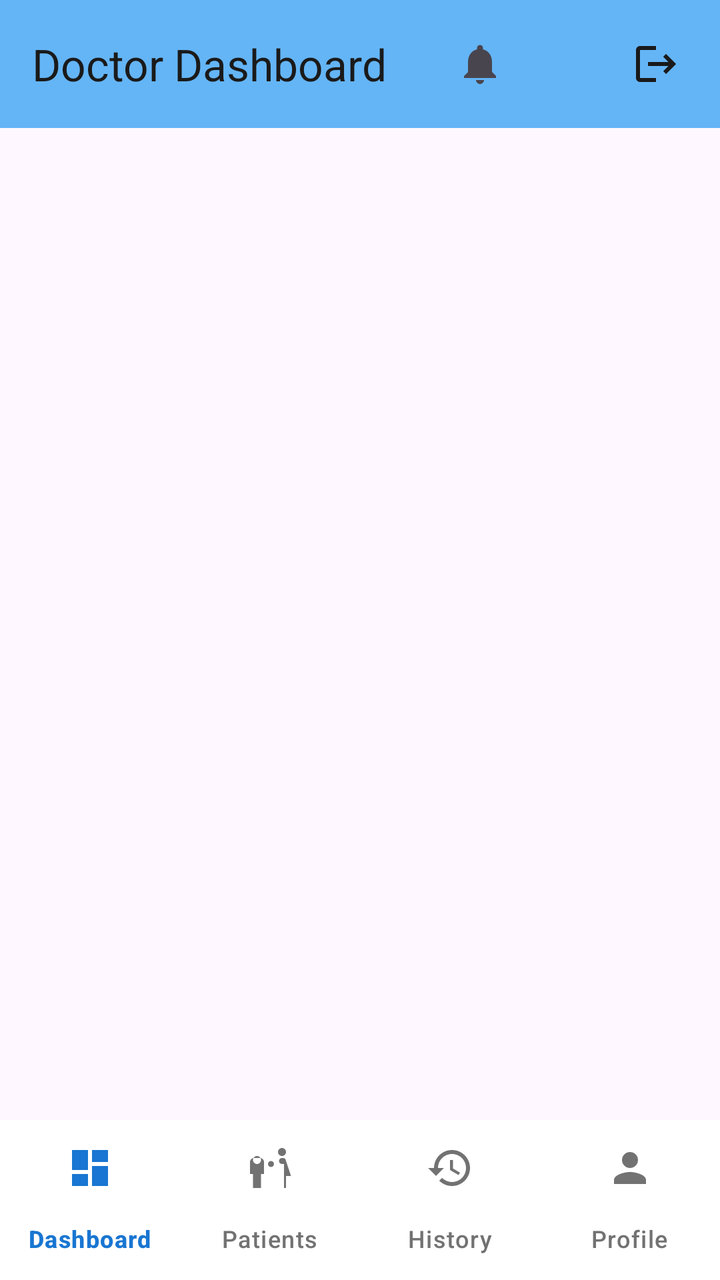
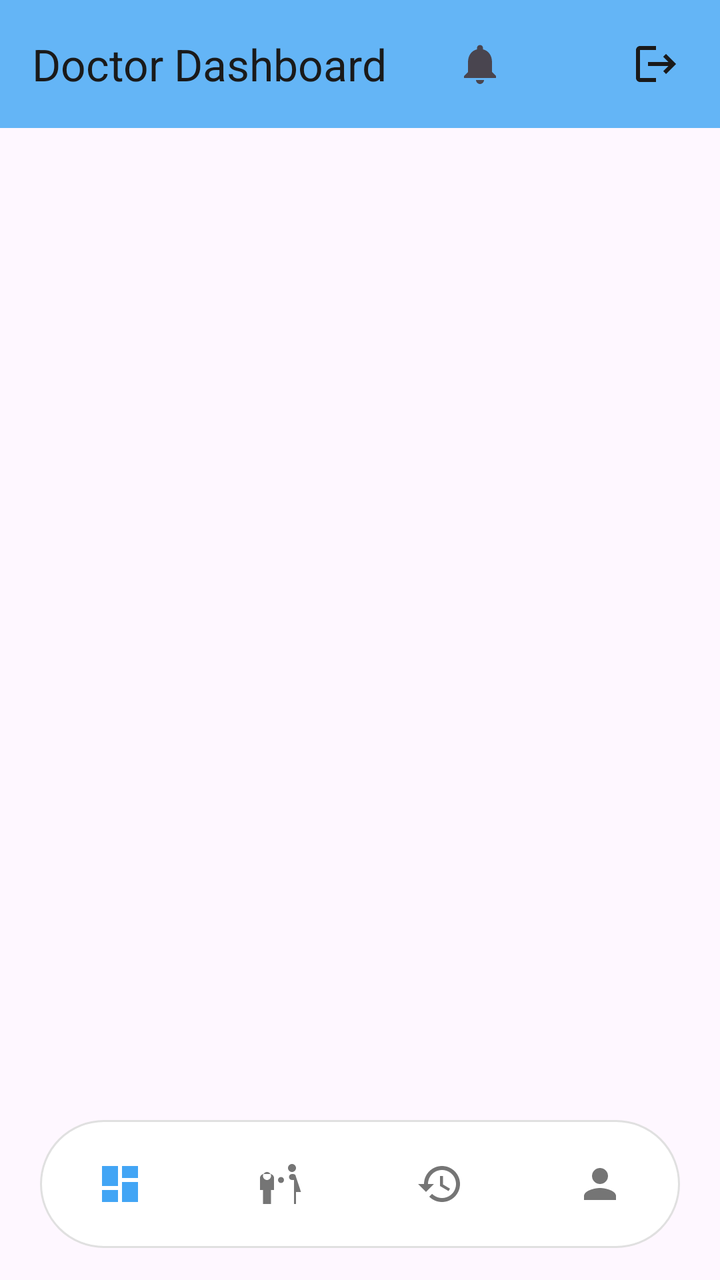

Screens rendered from an Android XML layout before and after an edit, with the pre-edit source and the edit as a unified diff.
<!-- AndroidManifest.xml: activity theme Theme.H_CAS.NoActionBar -->
<!-- res/layout/activity_doctor_dashboard.xml -->
<?xml version="1.0" encoding="utf-8"?>
<androidx.constraintlayout.widget.ConstraintLayout xmlns:android="http://schemas.android.com/apk/res/android"
    xmlns:app="http://schemas.android.com/apk/res-auto"
    xmlns:tools="http://schemas.android.com/tools"
    android:id="@+id/doctorMainLayout"
    android:layout_width="match_parent"
    android:layout_height="match_parent"
    android:fitsSystemWindows="true"
    tools:context=".DoctorDashboardActivity">

    
    <com.google.android.material.appbar.MaterialToolbar
        android:id="@+id/toolbar"
        android:layout_width="match_parent"
        android:layout_height="?attr/actionBarSize"
        android:background="@color/doctor_navy"
        android:elevation="4dp"
        app:layout_constraintTop_toTopOf="parent"
        app:title="Doctor Dashboard"
        app:titleTextColor="#1A1A1A">
        
        
        <ImageView
            android:id="@+id/logoutButton"
            android:layout_width="32dp"
            android:layout_height="32dp"
            android:layout_gravity="end"
            android:layout_marginEnd="16dp"
            android:background="?attr/selectableItemBackgroundBorderless"
            android:clickable="true"
            android:focusable="true"
            android:padding="4dp"
            android:src="@drawable/ic_logout"
            android:contentDescription="Logout"
            android:scaleType="fitCenter"
            android:tint="#1A1A1A" />
        
        
        <FrameLayout
            android:layout_width="wrap_content"
            android:layout_height="wrap_content"
            android:layout_gravity="end"
            android:layout_marginEnd="56dp">
            
            <ImageView
                android:id="@+id/notificationButton"
                android:layout_width="32dp"
                android:layout_height="32dp"
                android:background="?attr/selectableItemBackgroundBorderless"
                android:clickable="true"
                android:focusable="true"
                android:padding="4dp"
                android:src="@drawable/ic_notification"
                android:contentDescription="Notifications"
                android:scaleType="fitCenter" />
            
            
            <TextView
                android:id="@+id/notificationBadge"
                android:layout_width="18dp"
                android:layout_height="18dp"
                android:layout_gravity="top|end"
                android:layout_marginTop="2dp"
                android:layout_marginEnd="2dp"
                android:background="@drawable/badge_background"
                android:gravity="center"
                android:text="0"
                android:textColor="@android:color/white"
                android:textSize="10sp"
                android:textStyle="bold"
                android:visibility="gone" />
        </FrameLayout>
        
    </com.google.android.material.appbar.MaterialToolbar>

    
    <FrameLayout
        android:id="@+id/fragmentContainer"
        android:layout_width="match_parent"
        android:layout_height="0dp"
        app:layout_constraintTop_toBottomOf="@id/toolbar"
        app:layout_constraintBottom_toTopOf="@id/bottomNavigationView"
        app:layout_constraintStart_toStartOf="parent"
        app:layout_constraintEnd_toEndOf="parent" />

    
    <com.google.android.material.bottomnavigation.BottomNavigationView
        android:id="@+id/bottomNavigationView"
        android:layout_width="match_parent"
        android:layout_height="wrap_content"
        android:background="@color/white"
        android:elevation="8dp"
        app:itemIconTint="@color/bottom_nav_item_color"
        app:itemTextColor="@color/bottom_nav_item_color"
        app:labelVisibilityMode="labeled"
        app:menu="@menu/bottom_nav_doctor"
        app:layout_constraintBottom_toBottomOf="parent"
        app:layout_constraintStart_toStartOf="parent"
        app:layout_constraintEnd_toEndOf="parent" />

</androidx.constraintlayout.widget.ConstraintLayout>
<!-- resources referenced by this layout -->
<resources>
  <color name="doctor_navy">#64B5F6</color>
  <color name="white">#FFFFFFFF</color>
  <!-- drawable badge_background (drawable) -->
  <?xml version="1.0" encoding="utf-8"?>
  <shape xmlns:android="http://schemas.android.com/apk/res/android"
      android:shape="oval">
      <solid android:color="#FF0000" />
      <size
          android:width="18dp"
          android:height="18dp" />
  </shape>
  <!-- drawable ic_logout (drawable) -->
  <vector xmlns:android="http://schemas.android.com/apk/res/android"
      android:width="24dp"
      android:height="24dp"
      android:viewportWidth="24"
      android:viewportHeight="24"
      android:tint="@color/nav_item_color">
    <path
        android:fillColor="@android:color/white"
        android:pathData="M17,7l-1.41,1.41L18.17,11H8v2h10.17l-2.58,2.58L17,17l5,-5zM4,5h8V3H4C2.9,3 2,3.9 2,5v14c0,1.1 0.9,2 2,2h8v-2H4V5z"/>
  </vector>
  <!-- drawable ic_notification (drawable) -->
  <vector xmlns:android="http://schemas.android.com/apk/res/android"
      android:width="24dp"
      android:height="24dp"
      android:viewportWidth="24"
      android:viewportHeight="24"
      android:tint="?attr/colorControlNormal">
      <path
          android:fillColor="@android:color/white"
          android:pathData="M12,22c1.1,0 2,-0.9 2,-2h-4c0,1.1 0.89,2 2,2zM18,16v-5c0,-3.07 -1.64,-5.64 -4.5,-6.32V4c0,-0.83 -0.67,-1.5 -1.5,-1.5s-1.5,0.67 -1.5,1.5v0.68C7.63,5.36 6,7.92 6,11v5l-2,2v1h16v-1l-2,-2z"/>
  </vector>
  <style name="Theme.H_CAS.NoActionBar" parent="Theme.Material3.DayNight.NoActionBar">
          <item name="colorPrimary">@color/primary_blue</item>
          <item name="colorPrimaryDark">@color/primary_blue_dark</item>
          <item name="colorAccent">@color/accent_blue</item>
          <item name="android:statusBarColor">@color/white</item>
          <item name="android:windowLightStatusBar">true</item>
      </style>
  <color name="nav_item_color">#727272</color>
  <color name="primary_blue">#1976D2</color>
  <color name="primary_blue_dark">#1565C0</color>
  <color name="accent_blue">#2196F3</color>
</resources>

<!-- the commit's change to res/layout/activity_doctor_dashboard.xml (unified diff, before → after) -->
@@ -87,12 +87,19 @@
     <com.google.android.material.bottomnavigation.BottomNavigationView
         android:id="@+id/bottomNavigationView"
         android:layout_width="match_parent"
-        android:layout_height="wrap_content"
-        android:background="@color/white"
+        android:layout_height="64dp"
+        android:layout_marginStart="20dp"
+        android:layout_marginEnd="20dp"
+        android:layout_marginBottom="16dp"
+        android:background="@drawable/admin_nav_background"
         android:elevation="8dp"
-        app:itemIconTint="@color/bottom_nav_item_color"
-        app:itemTextColor="@color/bottom_nav_item_color"
-        app:labelVisibilityMode="labeled"
+        android:clipChildren="false"
+        android:clipToPadding="false"
+        app:itemIconTint="@color/doctor_nav_item_color"
+        app:itemIconSize="24dp"
+        app:itemRippleColor="#3342A5F5"
+        app:itemActiveIndicatorStyle="@style/DoctorNavActiveIndicator"
+        app:labelVisibilityMode="unlabeled"
         app:menu="@menu/bottom_nav_doctor"
         app:layout_constraintBottom_toBottomOf="parent"
         app:layout_constraintStart_toStartOf="parent"
<!-- resource entries referenced after the edit -->
@@ -1,6 +1,23 @@
 <!-- resources referenced by this layout -->
 <resources>
   <color name="doctor_navy">#64B5F6</color>
+  <!-- drawable admin_nav_background (drawable) -->
+  <?xml version="1.0" encoding="utf-8"?>
+  <shape xmlns:android="http://schemas.android.com/apk/res/android"
+      android:shape="rectangle">
+      
+      
+      <solid android:color="#FFFFFF" />
+      
+      
+      <corners android:radius="35dp" />
+      
+      
+      <stroke
+          android:width="1dp"
+          android:color="#E0E0E0" />
+          
+  </shape>
   <color name="white">#FFFFFFFF</color>
   <!-- drawable badge_background (drawable) -->
   <?xml version="1.0" encoding="utf-8"?>
@@ -33,6 +50,12 @@
           android:fillColor="@android:color/white"
           android:pathData="M12,22c1.1,0 2,-0.9 2,-2h-4c0,1.1 0.89,2 2,2zM18,16v-5c0,-3.07 -1.64,-5.64 -4.5,-6.32V4c0,-0.83 -0.67,-1.5 -1.5,-1.5s-1.5,0.67 -1.5,1.5v0.68C7.63,5.36 6,7.92 6,11v5l-2,2v1h16v-1l-2,-2z"/>
   </vector>
+  <style name="DoctorNavActiveIndicator" parent="Widget.Material3.BottomNavigationView.ActiveIndicator">
+          <item name="android:width">48dp</item>
+          <item name="android:height">36dp</item>
+          <item name="android:color">#E3F2FD</item>
+          <item name="shapeAppearance">@style/NavIndicatorShape</item>
+      </style>
   <style name="Theme.H_CAS.NoActionBar" parent="Theme.Material3.DayNight.NoActionBar">
           <item name="colorPrimary">@color/primary_blue</item>
           <item name="colorPrimaryDark">@color/primary_blue_dark</item>
@@ -41,6 +64,9 @@
           <item name="android:windowLightStatusBar">true</item>
       </style>
   <color name="nav_item_color">#727272</color>
+  <style name="NavIndicatorShape" parent="ShapeAppearance.Material3.Corner.Full">
+          <item name="cornerSize">18dp</item>
+      </style>
   <color name="primary_blue">#1976D2</color>
   <color name="primary_blue_dark">#1565C0</color>
   <color name="accent_blue">#2196F3</color>
